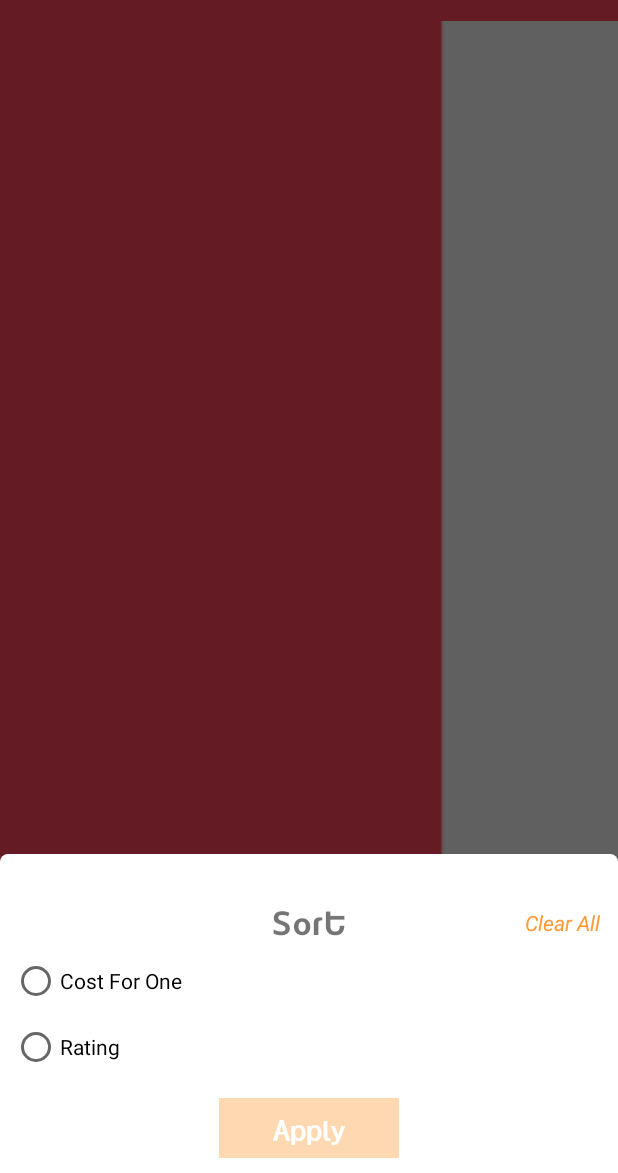
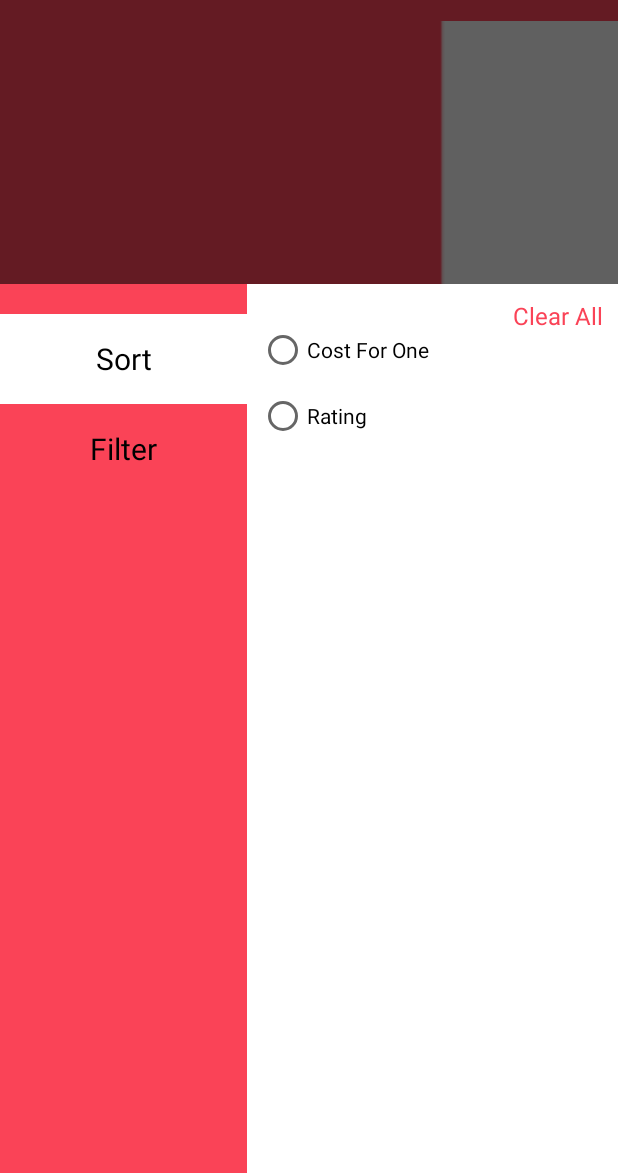
Before and after one commit to MandviVerma/FoodRunner, an Android app: the HomeFragment screen opened directly, with no data from a screen before it, after a tap on "Sort", on a phone screen of 412 x 824 dp, the part 63-1236 px from its top. Run offline under Robolectric (Android 15) with nearby library versions, the phone set to English and light mode, and no system bars; our stand-ins replace Room's generated code; pictures from the network do not load.

Commit message:
update done

```diff
--- a/app/src/main/java/com/foodrunner/model/FetchRestaurantDetailResponse.kt
+++ b/app/src/main/java/com/foodrunner/model/FetchRestaurantDetailResponse.kt
@@ -21,9 +21,9 @@ data class FetchRestaurantDetailResponse(
             @SerializedName("name")
             var name: String?,
             @SerializedName("rating")
-            var rating: String?,
+            var rating: String,
             @SerializedName("cost_for_one")
-            var costForOne: String?,
+            var costForOne: String,
             @SerializedName("image_url")
             var imageUrl: String?,
             var isFav :Boolean? = null
--- a/app/src/main/java/com/foodrunner/ui/activities/MainActivity.kt
+++ b/app/src/main/java/com/foodrunner/ui/activities/MainActivity.kt
@@ -40,11 +40,9 @@ class MainActivity : AppCompatActivity() {
 
     val fragment = HomeFragment()
     var menu: Menu? = null
-
-
+    lateinit var sortFilterListener: SortFilterClickListener
     lateinit var dao: RoomDao
     lateinit var prefs: SharedPreferences
-
 
     override fun onCreate(savedInstanceState: Bundle?) {
         super.onCreate(savedInstanceState)
@@ -71,12 +69,7 @@ class MainActivity : AppCompatActivity() {
         actionBarDrawerToggle.syncState()
         navigationView.setCheckedItem(R.id.Home)
 
-
         openMainFragment()
-
-//        supportActionBar?.title = "Food Runner"
-//        supportActionBar?.setDisplayHomeAsUpEnabled(true)
-//        supportActionBar?.setHomeButtonEnabled(true)
 
         val tvName = navigationView.getHeaderView(0).findViewById<TextView>(R.id.userName)
         val tvEmail = navigationView.getHeaderView(0).findViewById<TextView>(R.id.userEmail)
@@ -223,26 +216,33 @@ class MainActivity : AppCompatActivity() {
             return true
         } else if (id == R.id.action_sort) {
 
-            showSortFilter(
+            getSortFilterClickListener().sortFilterClick()
+
+            /*showSortFilter(
                 BottomSheetDialog(this, R.style.BaseBottomSheetDialog),
                 this, R.layout.dialog_sort
-            )
+            )*/
             return true
         }
 
         return super.onOptionsItemSelected(item)
     }
 
-    fun showSortFilter(
-        popupWindow: BottomSheetDialog?,
-        activity: MainActivity,
-        layout: Int
-    ): BottomSheetDialog? {
+
+    fun getSortFilterClickListener() :SortFilterClickListener{
+        return sortFilterListener
+    }
+
+    fun setSortFilterClickListener(sortFilterClickListener: SortFilterClickListener){
+        this.sortFilterListener = sortFilterClickListener
+    }
+
+    fun showSortFilter(popupWindow: BottomSheetDialog?,
+        activity: MainActivity, layout: Int): BottomSheetDialog? {
 
         val popupView = LayoutInflater.from(activity).inflate(layout, null)
         popupWindow?.setContentView(popupView)
         popupWindow?.show()
-
 
         var sortParam = ""
         popupView.btn_apply.isEnabled = false
@@ -305,4 +305,10 @@ class MainActivity : AppCompatActivity() {
         } else
             super.onBackPressed()
     }
+
+
 }
+
+interface SortFilterClickListener{
+    fun sortFilterClick()
+}
--- a/app/src/main/java/com/foodrunner/ui/fragments/FavoritesFragment.kt
+++ b/app/src/main/java/com/foodrunner/ui/fragments/FavoritesFragment.kt
@@ -181,7 +181,7 @@ class FavoritesFragment : Fragment() {
                 favoriteList.forEach {
                     restaurantList.add(
                         FetchRestaurantDetailResponse.Data.InternalData(
-                            it.id, it.name, it.rating, it.costForOne, it.imageUrl, true
+                            it.id, it.name, it.rating?:"", it.costForOne?:"", it.imageUrl, true
                         )
                     )
                 }
--- /dev/null
+++ b/app/src/main/java/com/foodrunner/ui/fragments/SortFilterFragment.kt
@@ -0,0 +1,98 @@
+package com.foodrunner.ui.fragments
+
+import android.os.Bundle
+import android.view.LayoutInflater
+import android.view.View
+import android.view.View.GONE
+import android.view.View.VISIBLE
+import android.view.ViewGroup
+import com.foodrunner.R
+import com.google.android.material.bottomsheet.BottomSheetDialogFragment
+import kotlinx.android.synthetic.main.filter.*
+
+class SortFilterFragment(private val filterListener: FilterInterface) : BottomSheetDialogFragment() {
+
+    companion object {
+        var priceFirst = false
+        var priceSecond = false
+        var priceThird = false
+        var ratingFirst = false
+        var ratingSecond = false
+        var ratingThird = false
+        var cost = false
+        var rating = false
+    }
+
+    override fun onCreateView(
+        inflater: LayoutInflater,
+        container: ViewGroup?,
+        savedInstanceState: Bundle?
+    ): View? {
+        return inflater.inflate(R.layout.filter, container, false)
+    }
+
+    override fun onViewCreated(view: View, savedInstanceState: Bundle?) {
+        super.onViewCreated(view, savedInstanceState)
+        below200.isChecked = priceFirst
+        between200300.isChecked = priceSecond
+        between300500.isChecked = priceThird
+        star4.isChecked = ratingFirst
+        star3.isChecked = ratingSecond
+        star2.isChecked = ratingThird
+        rbCost.isChecked = cost
+        rbRating.isChecked = rating
+
+        tvSort.setOnClickListener {
+            llFilter.visibility =GONE
+            llSort.visibility = VISIBLE
+        }
+
+        tvFilter.setOnClickListener {
+            llFilter.visibility = VISIBLE
+            llSort.visibility = GONE
+        }
+
+        tvApplyFilter.setOnClickListener {
+            priceFirst = below200.isChecked
+            priceSecond = between200300.isChecked
+            priceThird = between300500.isChecked
+            ratingFirst = star4.isChecked
+            ratingSecond = star3.isChecked
+            ratingThird = star2.isChecked
+            cost = rbCost.isChecked
+            rating = rbRating.isChecked
+            filterListener.OnApplyClick(priceFirst, priceSecond, priceThird, ratingFirst, ratingSecond, ratingThird,cost, rating)
+        }
+
+        tvClearAll.setOnClickListener {
+            priceFirst = false
+            priceSecond = false
+            priceThird = false
+            ratingFirst = false
+            ratingSecond = false
+            ratingThird = false
+
+            below200.isChecked = priceFirst
+            between200300.isChecked = priceSecond
+            between300500.isChecked = priceThird
+            star4.isChecked = ratingFirst
+            star3.isChecked = ratingSecond
+            star2.isChecked = ratingThird
+        }
+    }
+
+
+}
+
+interface FilterInterface {
+    fun OnApplyClick(
+        price1: Boolean,
+        price2: Boolean,
+        price3: Boolean,
+        rating1: Boolean,
+        rating2: Boolean,
+        rating3: Boolean,
+        cost: Boolean,
+        rating: Boolean
+    )
+}
--- /dev/null
+++ b/app/src/main/res/layout/filter.xml
@@ -0,0 +1,220 @@
+<?xml version="1.0" encoding="utf-8"?>
+<RelativeLayout xmlns:android="http://schemas.android.com/apk/res/android"
+    android:layout_width="match_parent"
+    android:layout_height="match_parent">
+
+    <LinearLayout
+        android:layout_width="match_parent"
+        android:layout_height="match_parent"
+        android:orientation="horizontal">
+
+        <LinearLayout
+            android:layout_width="0dp"
+            android:layout_height="match_parent"
+            android:layout_weight="1"
+            android:background="@color/colorPrimary"
+            android:orientation="vertical">
+
+            <TextView
+                android:id="@+id/tvSort"
+                android:layout_width="match_parent"
+                android:layout_height="60dp"
+                android:layout_marginTop="20dp"
+                android:background="#fff"
+                android:gravity="center"
+                android:text="Sort"
+                android:textColor="#000"
+                android:textSize="20sp" />
+
+            <TextView
+                android:id="@+id/tvFilter"
+                android:layout_width="match_parent"
+                android:layout_height="60dp"
+                android:gravity="center"
+                android:text="Filter"
+                android:textColor="#000"
+                android:textSize="20sp" />
+        </LinearLayout>
+
+        <LinearLayout
+            android:id="@+id/llFilter"
+            android:layout_width="0dp"
+            android:layout_height="match_parent"
+            android:layout_marginTop="20dp"
+            android:layout_below="@id/tvClearAll"
+            android:layout_weight="1.5"
+            android:orientation="vertical"
+            android:visibility="gone">
+
+            <TextView
+                android:id="@+id/byRating"
+                android:layout_width="wrap_content"
+                android:layout_height="wrap_content"
+                android:layout_margin="5dp"
+                android:padding="10dp"
+                android:text="@string/by_rating"
+                android:textSize="16sp" />
+
+            <CheckBox
+                android:id="@+id/below200"
+                android:layout_width="wrap_content"
+                android:layout_height="wrap_content"
+                android:layout_margin="5dp"
+                android:padding="10dp"
+                android:text="@string/below_200"
+                android:textSize="14sp" />
+
+            <CheckBox
+                android:id="@+id/between200300"
+                android:layout_width="wrap_content"
+                android:layout_height="wrap_content"
+                android:layout_margin="5dp"
+                android:padding="10dp"
+                android:text="@string/_200_300"
+                android:textSize="14sp" />
+
+            <CheckBox
+                android:id="@+id/between300500"
+                android:layout_width="wrap_content"
+                android:layout_height="wrap_content"
+                android:layout_margin="5dp"
+                android:padding="10dp"
+                android:text="@string/_300_500"
+                android:textSize="14sp" />
+
+
+            <TextView
+                android:layout_width="wrap_content"
+                android:layout_height="wrap_content"
+                android:layout_margin="5dp"
+                android:padding="10dp"
+                android:text="@string/by_price"
+                android:textSize="16sp" />
+
+
+            <CheckBox
+                android:id="@+id/star4"
+                android:layout_width="wrap_content"
+                android:layout_height="wrap_content"
+                android:layout_margin="5dp"
+                android:padding="10dp"
+                android:text="@string/_4_amp_above"
+                android:textSize="14sp" />
+
+            <CheckBox
+                android:id="@+id/star3"
+                android:layout_width="wrap_content"
+                android:layout_height="wrap_content"
+                android:layout_margin="5dp"
+                android:padding="10dp"
+                android:text="@string/_3_amp_above"
+                android:textSize="14sp" />
+
+            <CheckBox
+                android:id="@+id/star2"
+                android:layout_width="wrap_content"
+                android:layout_height="wrap_content"
+                android:layout_margin="5dp"
+                android:padding="10dp"
+                android:text="@string/_2_amp_above"
+                android:textSize="14sp" />
+
+
+
+            <View
+                android:layout_width="match_parent"
+                android:layout_height="1dp"
+                android:background="#212121"
+                android:paddingBottom="8dp"
+                android:paddingTop="8dp" />
+
+
+        </LinearLayout>
+
+        <LinearLayout
+            android:id="@+id/llSort"
+            android:layout_width="0dp"
+            android:layout_below="@id/tvClearAll"
+            android:layout_height="match_parent"
+            android:layout_weight="1.5"
+            android:orientation="vertical"
+            android:visibility= "visible">
+
+            <RadioGroup
+                android:id="@+id/radioGroup"
+                android:layout_width="match_parent"
+                android:layout_height="wrap_content"
+                android:layout_below="@id/tv_sort"
+                android:layout_marginTop="20dp"
+                android:orientation="vertical"
+                android:padding="8dp">
+
+                <RadioButton
+                    android:id="@+id/rbCost"
+                    android:layout_width="match_parent"
+                    android:layout_height="wrap_content"
+                    android:text="@string/cost_for_one" />
+
+                <RadioButton
+                    android:id="@+id/rbRating"
+                    android:layout_width="match_parent"
+                    android:layout_height="wrap_content"
+                    android:layout_marginTop="12dp"
+                    android:text="@string/rating"
+                    android:textStyle="normal" />
+
+            </RadioGroup>
+
+        </LinearLayout>
+    </LinearLayout>
+
+    <LinearLayout
+        android:layout_width="match_parent"
+        android:layout_height="wrap_content"
+        android:layout_alignParentBottom="true"
+        android:background="#ffffff"
+        android:orientation="horizontal">
+
+        <TextView
+            android:id="@+id/tvCancel"
+            android:layout_width="match_parent"
+            android:layout_height="50dp"
+            android:layout_margin="10dp"
+            android:layout_weight="1"
+            android:gravity="center"
+            android:text="Cancel"
+            android:textAllCaps="true"
+            android:textColor="#000"
+            android:textSize="16sp" />
+
+
+        <TextView
+            android:id="@+id/tvApplyFilter"
+            android:layout_width="match_parent"
+            android:layout_height="50dp"
+            android:layout_margin="10dp"
+            android:layout_weight="1"
+            android:background="@drawable/red_curve_btn"
+            android:gravity="center"
+            android:text="Apply Filters"
+            android:textColor="#fff"
+            android:textSize="16sp" />
+
+
+    </LinearLayout>
+
+
+    <TextView
+        android:id="@+id/tvClearAll"
+        android:layout_width="wrap_content"
+        android:layout_height="wrap_content"
+        android:layout_gravity="end"
+        android:layout_alignParentTop="true"
+        android:layout_alignParentEnd="true"
+        android:layout_marginEnd="10dp"
+        android:layout_marginTop="10dp"
+        android:gravity="center"
+        android:text="Clear All"
+        android:textColor="@color/colorPrimary"
+        android:textSize="16sp" />
+</RelativeLayout>
--- a/app/src/main/res/values/strings.xml
+++ b/app/src/main/res/values/strings.xml
@@ -83,7 +83,6 @@
     <string name="_4_amp_above"><![CDATA[4★ & above]]></string>
     <string name="_3_amp_above"><![CDATA[3★ & above]]></string>
     <string name="_2_amp_above"><![CDATA[2★ & above]]></string>
-    <string name="sort">Sort</string>
     <string name="email">Email</string>
     <string name="city">City</string>
 
```
Also changed, not shown: app/src/main/java/com/foodrunner/ui/fragments/HomeFragment.kt (+97 -16 lines), app/src/main/java/com/foodrunner/utils/Constants.kt (added, +9 -0 lines).
